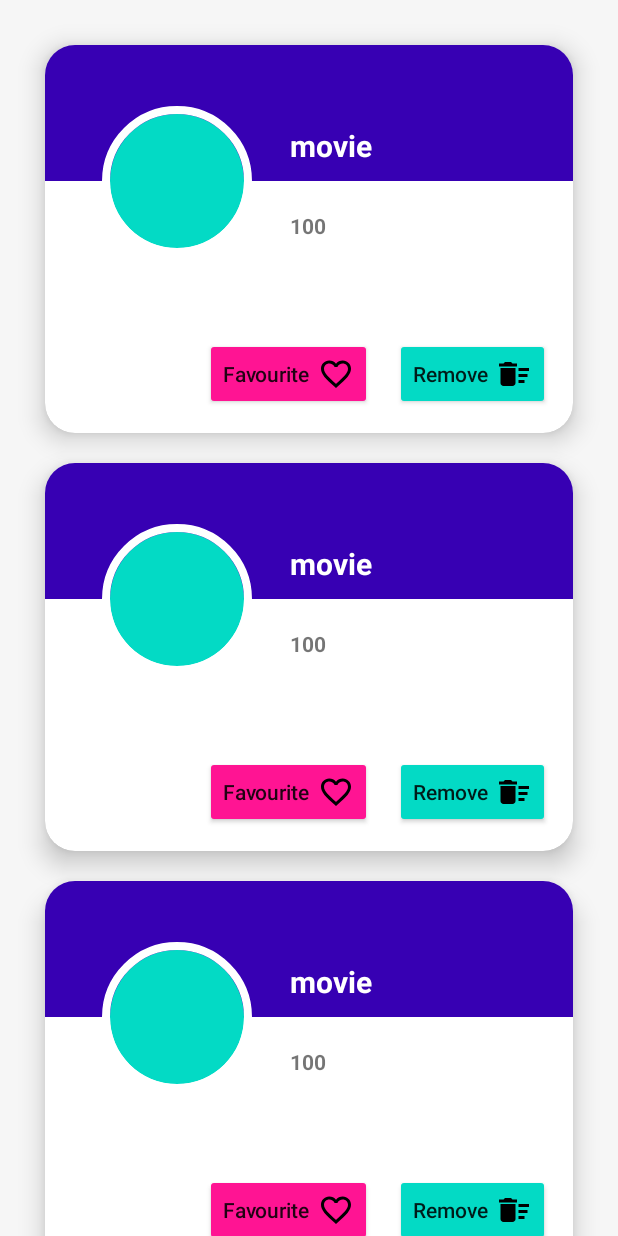
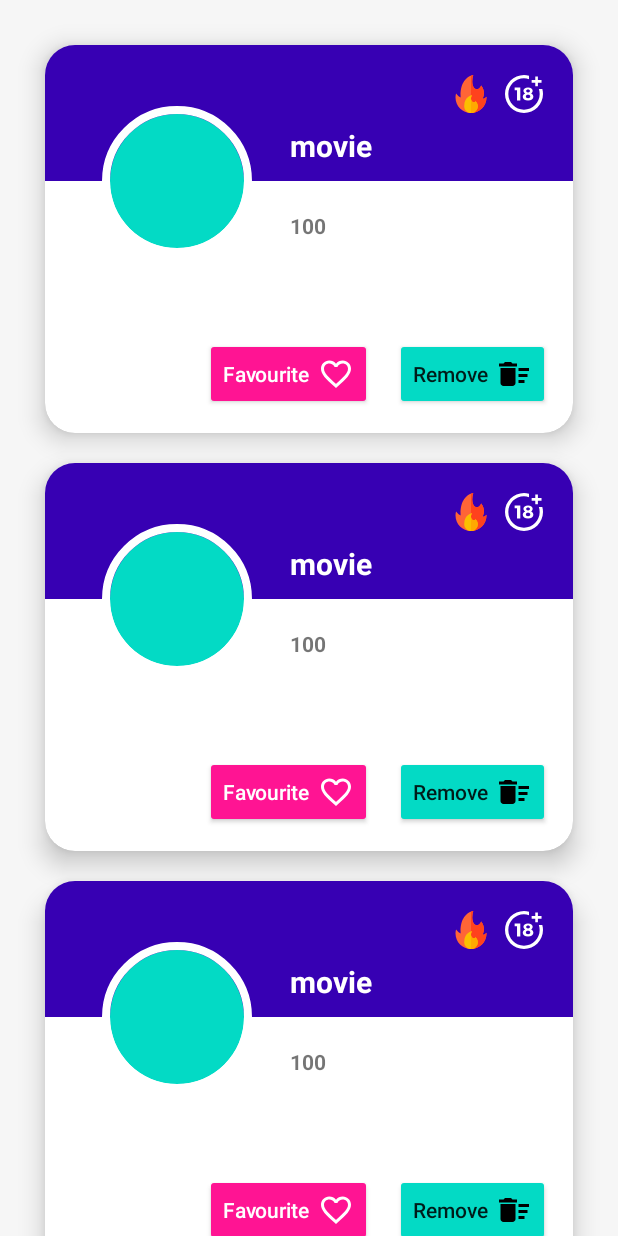
Before and after one commit to nourallah-haggag/MoviesApp, an Android app: the layout activity_main.xml on its own in the app's theme, with its tools: preview values and no code run, on a phone screen of 412 x 824 dp. Run offline under Robolectric (Android 15) with nearby library versions, the phone set to English and light mode, and no system bars.

```diff
--- a/app/build.gradle
+++ b/app/build.gradle
@@ -64,4 +64,6 @@ dependencies {
     implementation 'de.hdodenhof:circleimageview:3.1.0'
     implementation 'com.github.bumptech.glide:glide:4.11.0'
     annotationProcessor 'com.github.bumptech.glide:compiler:4.11.0'
+    implementation 'jp.wasabeef:recyclerview-animators:3.0.0'
+
 }
--- a/app/src/main/java/com/meetntrain/moviesapp/common/model/Movie.kt
+++ b/app/src/main/java/com/meetntrain/moviesapp/common/model/Movie.kt
@@ -6,5 +6,6 @@ data class Movie(
     val title: String,
     @Json(name = "vote_average") val voteAverage: String,
     val overview: String,
-    @Json(name = "poster_path") val image: String
+    @Json(name = "poster_path") val image: String,
+    val adult:Boolean
 )
--- a/app/src/main/res/drawable/ic_favorite_border_black_24dp.xml
+++ b/app/src/main/res/drawable/ic_favorite_border_black_24dp.xml
@@ -4,6 +4,6 @@
         android:viewportWidth="24.0"
         android:viewportHeight="24.0">
     <path
-        android:fillColor="#FF000000"
+        android:fillColor="#FFFFFF"
         android:pathData="M16.5,3c-1.74,0 -3.41,0.81 -4.5,2.09C10.91,3.81 9.24,3 7.5,3 4.42,3 2,5.42 2,8.5c0,3.78 3.4,6.86 8.55,11.54L12,21.35l1.45,-1.32C18.6,15.36 22,12.28 22,8.5 22,5.42 19.58,3 16.5,3zM12.1,18.55l-0.1,0.1 -0.1,-0.1C7.14,14.24 4,11.39 4,8.5 4,6.5 5.5,5 7.5,5c1.54,0 3.04,0.99 3.57,2.36h1.87C13.46,5.99 14.96,5 16.5,5c2,0 3.5,1.5 3.5,3.5 0,2.89 -3.14,5.74 -7.9,10.05z"/>
 </vector>
--- /dev/null
+++ b/app/src/main/res/drawable/ic_fire.xml
@@ -0,0 +1,18 @@
+<vector xmlns:android="http://schemas.android.com/apk/res/android"
+    android:width="25dp"
+    android:height="25dp"
+    android:viewportWidth="512"
+    android:viewportHeight="512">
+  <path
+      android:pathData="M54.211,249.7c0,0 20.228,29.717 62.624,54.871c0,0 -30.705,-259.502 169.358,-304.571c-51.257,188.121 65.2,241.174 107.651,141.786c70.893,94.651 17.066,177.229 17.066,177.229c29.069,4.188 53.487,-27.57 53.487,-27.57c0.218,3.912 0.34,7.851 0.34,11.818C464.738,418.545 371.283,512 256,512S47.262,418.545 47.262,303.262C47.262,284.744 49.686,266.794 54.211,249.7z"
+      android:fillColor="#FF6536"/>
+  <path
+      android:pathData="M464.398,291.445c0,0 -24.418,31.758 -53.487,27.57c0,0 53.827,-82.578 -17.066,-177.229C351.394,241.174 234.937,188.121 286.194,0C275.479,2.414 265.431,5.447 256,9.018V512c115.283,0 208.738,-93.455 208.738,-208.738C464.738,299.295 464.616,295.357 464.398,291.445z"
+      android:fillColor="#FF421D"/>
+  <path
+      android:pathData="M164.456,420.456C164.456,471.014 205.442,512 256,512s91.544,-40.986 91.544,-91.544c0,-27.061 -11.741,-51.379 -30.408,-68.138c-35.394,48.085 -85.832,-24.856 -46.524,-78.122C270.612,274.196 164.456,287.499 164.456,420.456z"
+      android:fillColor="#FBBF00"/>
+  <path
+      android:pathData="M347.544,420.456c0,-27.061 -11.741,-51.379 -30.408,-68.138c-35.394,48.085 -85.832,-24.856 -46.524,-78.122c0,0 -5.768,0.725 -14.612,3.516V512C306.558,512 347.544,471.014 347.544,420.456z"
+      android:fillColor="#FFA900"/>
+</vector>
--- /dev/null
+++ b/app/src/main/res/drawable/ic_plus_18_movie.xml
@@ -0,0 +1,7 @@
+<vector android:height="25dp" android:viewportHeight="328.863"
+    android:viewportWidth="328.863" android:width="25dp" xmlns:android="http://schemas.android.com/apk/res/android">
+    <path android:fillColor="#FFFFFF" android:pathData="M104.032,220.434V131.15H83.392V108.27h49.121v112.164H104.032z"/>
+    <path android:fillColor="#FFFFFF" android:pathData="M239.552,137.23c0,9.76 -5.28,18.4 -14.08,23.201c12.319,5.119 20,15.84 20,28.32c0,20.16 -17.921,32.961 -45.921,32.961c-28.001,0 -45.921,-12.641 -45.921,-32.48c0,-12.801 8.32,-23.682 21.28,-28.801c-9.44,-5.281 -15.52,-14.24 -15.52,-24c0,-17.922 15.681,-29.281 40.001,-29.281C224.031,107.15 239.552,118.83 239.552,137.23zM180.51,186.352c0,9.441 6.721,14.721 19.041,14.721c12.32,0 19.2,-5.119 19.2,-14.721c0,-9.279 -6.88,-14.561 -19.2,-14.561C187.23,171.791 180.51,177.072 180.51,186.352zM183.391,138.83c0,8.002 5.76,12.48 16.16,12.48c10.4,0 16.16,-4.479 16.16,-12.48c0,-8.318 -5.76,-12.959 -16.16,-12.959C189.15,125.871 183.391,130.512 183.391,138.83z"/>
+    <path android:fillColor="#FFFFFF" android:pathData="M292.864,120.932c4.735,13.975 7.137,28.592 7.137,43.5c0,74.752 -60.816,135.568 -135.569,135.568S28.862,239.184 28.862,164.432c0,-74.754 60.816,-135.568 135.569,-135.568c14.91,0 29.527,2.4 43.5,7.137V5.832C193.817,1.963 179.24,0 164.432,0C73.765,0 0.001,73.764 0.001,164.432s73.764,164.432 164.431,164.432S328.862,255.1 328.862,164.432c0,-14.807 -1.962,-29.385 -5.831,-43.5H292.864z"/>
+    <path android:fillColor="#FFFFFF" android:pathData="M284.659,44.111l0,-31.529l-22.672,0l0,31.529l-31.34,0l0,22.67l31.34,0l0,31.528l22.672,0l0,-31.528l31.527,0l0,-22.67z"/>
+</vector>
--- a/app/src/main/res/layout/item_movie.xml
+++ b/app/src/main/res/layout/item_movie.xml
@@ -105,10 +105,30 @@
             android:elevation="5dp"
             android:text="Favourite"
             android:textAllCaps="false"
+            android:textColor="#ffffff"
             app:layout_constraintBottom_toBottomOf="parent"
             app:layout_constraintEnd_toStartOf="@id/btn_remove"
             app:layout_constraintTop_toBottomOf="@id/tv_overview"
             tools:ignore="RtlCompat" />
+
+        <ImageView
+            android:id="@+id/iv_plus_18"
+            android:layout_width="wrap_content"
+            android:layout_height="wrap_content"
+            android:layout_margin="20dp"
+            android:src="@drawable/ic_plus_18_movie"
+            app:layout_constraintEnd_toEndOf="parent"
+            app:layout_constraintTop_toTopOf="parent" />
+
+        <ImageView
+            android:id="@+id/iv_film_status"
+            android:layout_width="wrap_content"
+            android:layout_height="wrap_content"
+            android:layout_marginEnd="10dp"
+            android:src="@drawable/ic_fire"
+            app:layout_constraintEnd_toStartOf="@id/iv_plus_18"
+            app:layout_constraintTop_toTopOf="@id/iv_plus_18"
+            android:layout_marginRight="10dp" />
     </androidx.constraintlayout.widget.ConstraintLayout>
 
 
```
Also changed, not shown: app/src/main/java/com/meetntrain/moviesapp/features/popular_movies/popular_movies/MoviesActivity.kt (+18 -1 lines), app/src/main/java/com/meetntrain/moviesapp/features/popular_movies/popular_movies/MoviesListAdapter.kt (+46 -1 lines), app/src/main/res/anim/slide_from_top.xml (added, +13 -0 lines), app/src/main/res/anim/slide_up.xml (added, +12 -0 lines), app/src/main/res/drawable/ic_poop.xml (added, +36 -0 lines).
